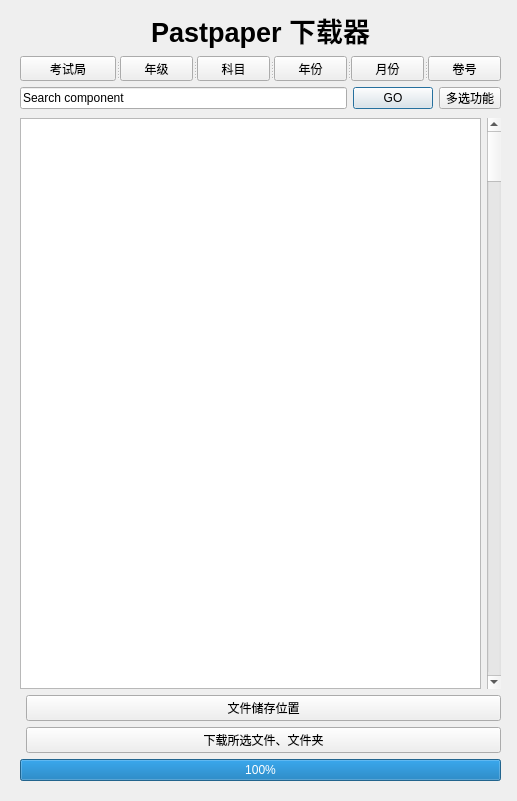
Qt form Pastpaper-Downloader-GUI/pastpaper_layout.ui (YHPeter/Python-Web-Crawler) before a commit.
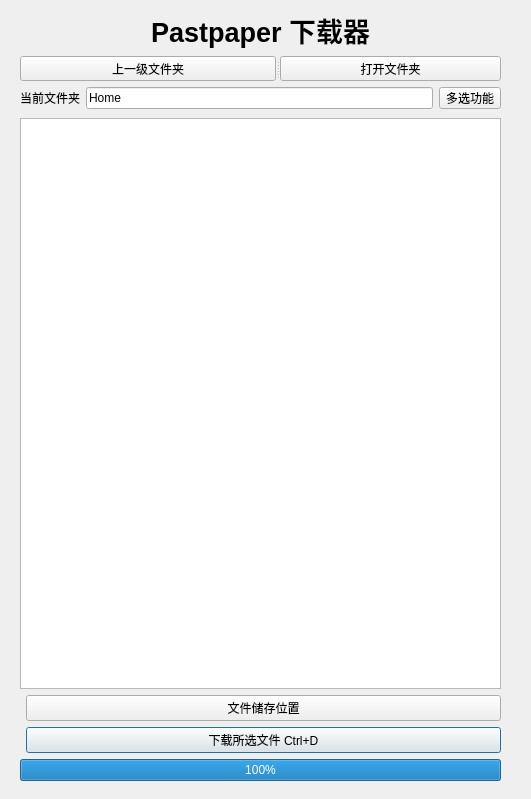
The same form after that commit.

```diff
--- a/Pastpaper-Downloader-GUI/pastpaper_layout.ui
+++ b/Pastpaper-Downloader-GUI/pastpaper_layout.ui
@@ -9,8 +9,8 @@
    <rect>
     <x>0</x>
     <y>0</y>
-    <width>517</width>
-    <height>801</height>
+    <width>531</width>
+    <height>799</height>
    </rect>
   </property>
   <property name="cursor">
@@ -75,32 +75,12 @@
       </property>
       <widget class="QToolButton" name="exam_office">
        <property name="text">
-        <string>考试局</string>
+        <string>上一级文件夹</string>
        </property>
       </widget>
       <widget class="QToolButton" name="grade">
        <property name="text">
-        <string>年级</string>
-       </property>
-      </widget>
-      <widget class="QToolButton" name="subject">
-       <property name="text">
-        <string>科目</string>
-       </property>
-      </widget>
-      <widget class="QToolButton" name="year">
-       <property name="text">
-        <string>年份</string>
-       </property>
-      </widget>
-      <widget class="QToolButton" name="month">
-       <property name="text">
-        <string>月份</string>
-       </property>
-      </widget>
-      <widget class="QToolButton" name="component">
-       <property name="text">
-        <string>卷号</string>
+        <string>打开文件夹</string>
        </property>
       </widget>
      </widget>
@@ -108,16 +88,12 @@
     <item row="2" column="0" colspan="2">
      <layout class="QGridLayout" name="gridLayout_2">
       <item row="0" column="1">
-       <widget class="QPushButton" name="start_search">
+       <widget class="QLineEdit" name="display_line">
         <property name="text">
-         <string>GO</string>
+         <string>Home</string>
         </property>
-       </widget>
-      </item>
-      <item row="0" column="0">
-       <widget class="QLineEdit" name="lineEdit">
-        <property name="text">
-         <string>Search component</string>
+        <property name="readOnly">
+         <bool>true</bool>
         </property>
        </widget>
       </item>
@@ -128,6 +104,13 @@
         </property>
        </widget>
       </item>
+      <item row="0" column="0">
+       <widget class="QLabel" name="current_folder">
+        <property name="text">
+         <string>当前文件夹</string>
+        </property>
+       </widget>
+      </item>
      </layout>
     </item>
     <item row="6" column="0" colspan="2">
@@ -146,19 +129,12 @@
         </property>
        </widget>
       </item>
-      <item>
-       <widget class="QScrollBar" name="verticalScrollBar">
-        <property name="orientation">
-         <enum>Qt::Vertical</enum>
-        </property>
-       </widget>
-      </item>
      </layout>
     </item>
     <item row="5" column="1">
      <widget class="QPushButton" name="download">
       <property name="text">
-       <string>下载所选文件、文件夹</string>
+       <string>下载所选文件 Ctrl+D</string>
       </property>
      </widget>
     </item>
```
Left out of the diff: 10 changed lines with no effect on the pictures.
